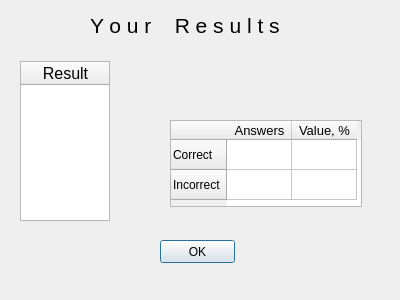
Above: resultdialog.ui from Karozabr/QuizTest before the change. Below: the same form after it.
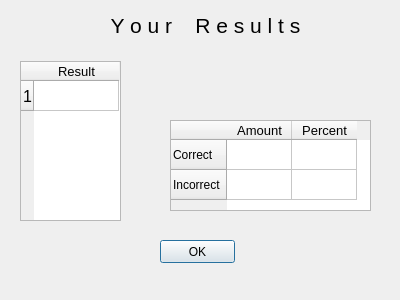
That is the form after the change.

Commit message:
Release version 1.0 + interface with 3 languages (chinese is google translate) + have statistic for test results + can take custom made tests
planned but not fully inmplemented
- tests with multple answers
- tests with pictures in questions and answers
- store results history for all tests

What changed in the file:
```diff
--- a/resultdialog.ui
+++ b/resultdialog.ui
@@ -32,9 +32,9 @@
   <widget class="QLabel" name="labelResults">
    <property name="geometry">
     <rect>
-     <x>90</x>
+     <x>30</x>
      <y>10</y>
-     <width>211</width>
+     <width>351</width>
      <height>30</height>
     </rect>
    </property>
@@ -68,7 +68,10 @@
     </font>
    </property>
    <property name="text">
-    <string>Y o u r    R e s u l t s</string>
+    <string extracomment="Result Window main title">Y o u r    R e s u l t s</string>
+   </property>
+   <property name="alignment">
+    <set>Qt::AlignCenter</set>
    </property>
   </widget>
   <widget class="QTableWidget" name="tableResult_deatil">
@@ -76,34 +79,40 @@
     <rect>
      <x>20</x>
      <y>61</y>
-     <width>90</width>
+     <width>101</width>
      <height>160</height>
     </rect>
    </property>
+   <property name="verticalScrollBarPolicy">
+    <enum>Qt::ScrollBarAlwaysOff</enum>
+   </property>
+   <property name="horizontalScrollBarPolicy">
+    <enum>Qt::ScrollBarAlwaysOff</enum>
+   </property>
+   <property name="sizeAdjustPolicy">
+    <enum>QAbstractScrollArea::AdjustToContents</enum>
+   </property>
    <property name="editTriggers">
     <set>QAbstractItemView::NoEditTriggers</set>
    </property>
-   <property name="showGrid">
-    <bool>true</bool>
+   <property name="tabKeyNavigation">
+    <bool>false</bool>
    </property>
-   <attribute name="horizontalHeaderVisible">
-    <bool>true</bool>
-   </attribute>
-   <attribute name="horizontalHeaderMinimumSectionSize">
-    <number>40</number>
-   </attribute>
+   <property name="showDropIndicator" stdset="0">
+    <bool>false</bool>
+   </property>
+   <property name="dragDropOverwriteMode">
+    <bool>false</bool>
+   </property>
+   <property name="cornerButtonEnabled">
+    <bool>false</bool>
+   </property>
    <attribute name="horizontalHeaderDefaultSectionSize">
-    <number>89</number>
+    <number>85</number>
    </attribute>
-   <attribute name="horizontalHeaderHighlightSections">
-    <bool>true</bool>
-   </attribute>
-   <attribute name="verticalHeaderVisible">
-    <bool>true</bool>
-   </attribute>
-   <column>
+   <row>
     <property name="text">
-     <string>Result</string>
+     <string notr="true">1</string>
     </property>
     <property name="toolTip">
      <string notr="true"/>
@@ -119,6 +128,28 @@
     <property name="textAlignment">
      <set>AlignCenter</set>
     </property>
+   </row>
+   <column>
+    <property name="text">
+     <string extracomment="Result table detailed">Result</string>
+    </property>
+    <property name="toolTip">
+     <string notr="true"/>
+    </property>
+    <property name="whatsThis">
+     <string notr="true"/>
+    </property>
+    <property name="font">
+     <font>
+      <pointsize>10</pointsize>
+      <weight>50</weight>
+      <bold>false</bold>
+      <kerning>true</kerning>
+     </font>
+    </property>
+    <property name="textAlignment">
+     <set>AlignCenter</set>
+    </property>
    </column>
   </widget>
   <widget class="QTableWidget" name="tableResult_total">
@@ -126,10 +157,19 @@
     <rect>
      <x>170</x>
      <y>120</y>
-     <width>192</width>
-     <height>87</height>
+     <width>201</width>
+     <height>91</height>
     </rect>
    </property>
+   <property name="verticalScrollBarPolicy">
+    <enum>Qt::ScrollBarAlwaysOff</enum>
+   </property>
+   <property name="horizontalScrollBarPolicy">
+    <enum>Qt::ScrollBarAlwaysOff</enum>
+   </property>
+   <property name="sizeAdjustPolicy">
+    <enum>QAbstractScrollArea::AdjustToContents</enum>
+   </property>
    <property name="editTriggers">
     <set>QAbstractItemView::NoEditTriggers</set>
    </property>
@@ -163,7 +203,7 @@
    </row>
    <column>
     <property name="text">
-     <string>Answers</string>
+     <string extracomment="Amount column title answres row in total Result table">Amount</string>
     </property>
     <property name="toolTip">
      <string notr="true"/>
@@ -182,7 +222,7 @@
    </column>
    <column>
     <property name="text">
-     <string>Value, %</string>
+     <string extracomment="Percent column title answres row in total Result tablecolumn title answres row in total Result table">Percent</string>
     </property>
     <property name="toolTip">
      <string notr="true"/>
@@ -199,6 +239,76 @@
      <set>AlignCenter</set>
     </property>
    </column>
+   <item row="0" column="0">
+    <property name="text">
+     <string notr="true"/>
+    </property>
+    <property name="toolTip">
+     <string notr="true"/>
+    </property>
+    <property name="whatsThis">
+     <string notr="true"/>
+    </property>
+    <property name="font">
+     <font>
+      <pointsize>10</pointsize>
+     </font>
+    </property>
+    <property name="textAlignment">
+     <set>AlignCenter</set>
+    </property>
+    <property name="flags">
+     <set>NoItemFlags</set>
+    </property>
+   </item>
+   <item row="0" column="1">
+    <property name="text">
+     <string notr="true"/>
+    </property>
+    <property name="font">
+     <font>
+      <pointsize>10</pointsize>
+     </font>
+    </property>
+    <property name="textAlignment">
+     <set>AlignCenter</set>
+    </property>
+    <property name="flags">
+     <set>NoItemFlags</set>
+    </property>
+   </item>
+   <item row="1" column="0">
+    <property name="text">
+     <string notr="true"/>
+    </property>
+    <property name="font">
+     <font>
+      <pointsize>10</pointsize>
+     </font>
+    </property>
+    <property name="textAlignment">
+     <set>AlignCenter</set>
+    </property>
+    <property name="flags">
+     <set>NoItemFlags</set>
+    </property>
+   </item>
+   <item row="1" column="1">
+    <property name="text">
+     <string notr="true"/>
+    </property>
+    <property name="font">
+     <font>
+      <pointsize>10</pointsize>
+     </font>
+    </property>
+    <property name="textAlignment">
+     <set>AlignCenter</set>
+    </property>
+    <property name="flags">
+     <set>NoItemFlags</set>
+    </property>
+   </item>
   </widget>
  </widget>
  <resources/>
```
Left out of the diff: 4 changed lines with no effect on the pictures. The commit also changes 17 other files.
